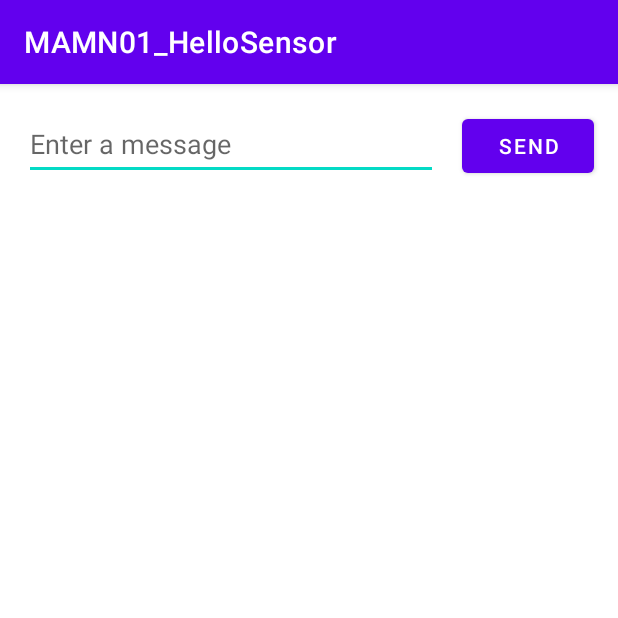
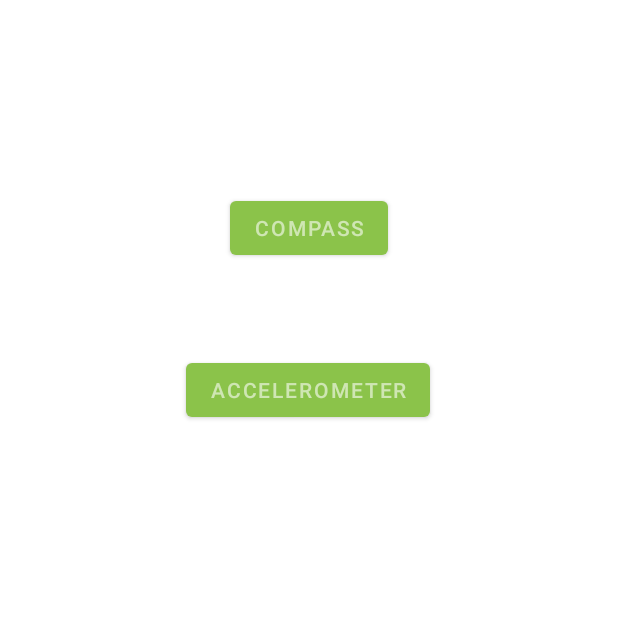
Before and after one commit to UsperX/MAMN01_HelloSensor, an Android app: the screen it shows after launch (MainActivity), on a phone screen of 412 x 824 dp, the top half of it. Run offline under Robolectric (Android 15) with nearby library versions, the phone set to English and light mode, and no system bars.

Commit message:
Add second button & change colors

```diff
--- a/app/src/main/res/layout/activity_main.xml
+++ b/app/src/main/res/layout/activity_main.xml
@@ -6,31 +6,26 @@
     android:layout_height="match_parent"
     tools:context=".MainActivity">
 
-    <EditText
-        android:id="@+id/editTextTextPersonName"
-        android:layout_width="0dp"
+    <Button
+        android:id="@+id/button"
+        android:layout_width="wrap_content"
         android:layout_height="wrap_content"
-        android:layout_marginStart="16dp"
-        android:layout_marginTop="16dp"
-        android:ems="10"
-        android:hint="@string/edit_message"
-        android:inputType="textPersonName"
-        android:minHeight="48dp"
-        app:layout_constraintEnd_toStartOf="@+id/button"
-        app:layout_constraintHorizontal_bias="0.5"
+        android:layout_marginTop="128dp"
+        android:onClick="startCompass"
+        android:text="@string/button_compass"
+        app:layout_constraintEnd_toEndOf="parent"
         app:layout_constraintStart_toStartOf="parent"
         app:layout_constraintTop_toTopOf="parent" />
 
     <Button
-        android:id="@+id/button"
+        android:id="@+id/button2"
         android:layout_width="wrap_content"
         android:layout_height="wrap_content"
-        android:layout_marginStart="16dp"
-        android:layout_marginEnd="16dp"
-        android:onClick="sendMessage"
-        android:text="@string/button_send"
-        app:layout_constraintBaseline_toBaselineOf="@+id/editTextTextPersonName"
+        android:layout_marginTop="60dp"
+        android:onClick="startAccelerometer"
+        android:text="@string/button_accelerometer"
         app:layout_constraintEnd_toEndOf="parent"
-        app:layout_constraintHorizontal_bias="0.5"
-        app:layout_constraintStart_toEndOf="@+id/editTextTextPersonName" />
+        app:layout_constraintHorizontal_bias="0.498"
+        app:layout_constraintStart_toStartOf="parent"
+        app:layout_constraintTop_toBottomOf="@+id/button" />
 </androidx.constraintlayout.widget.ConstraintLayout>
--- a/app/src/main/res/values/colors.xml
+++ b/app/src/main/res/values/colors.xml
@@ -7,4 +7,6 @@
     <color name="teal_700">#FF018786</color>
     <color name="black">#FF000000</color>
     <color name="white">#FFFFFFFF</color>
+
+    <!-- TODO Lägg till färger -->
 </resources>
--- a/app/src/main/res/values/strings.xml
+++ b/app/src/main/res/values/strings.xml
@@ -1,5 +1,6 @@
 <resources>
     <string name="app_name">MAMN01_HelloSensor</string>
     <string name="edit_message">Enter a message</string>
-    <string name="button_send">Send</string>
+    <string name="button_compass">Compass</string>
+    <string name="button_accelerometer">Accelerometer</string>
 </resources>
--- a/app/src/main/res/values/themes.xml
+++ b/app/src/main/res/values/themes.xml
@@ -1,16 +1,18 @@
 <resources xmlns:tools="http://schemas.android.com/tools">
     <!-- Base application theme. -->
-    <style name="Theme.MAMN01_HelloSensor" parent="Theme.MaterialComponents.DayNight.DarkActionBar">
+    <style name="Theme.MAMN01_HelloSensor" parent="Theme.MaterialComponents.DayNight.NoActionBar">
         <!-- Primary brand color. -->
-        <item name="colorPrimary">@color/purple_500</item>
-        <item name="colorPrimaryVariant">@color/purple_700</item>
-        <item name="colorOnPrimary">@color/white</item>
+        <item name="colorPrimary">#8BC34A</item>
+        <item name="colorPrimaryVariant">#8BC34A</item>
+        <item name="colorOnPrimary">#95FFFFFF</item>
         <!-- Secondary brand color. -->
-        <item name="colorSecondary">@color/teal_200</item>
-        <item name="colorSecondaryVariant">@color/teal_700</item>
+        <item name="colorSecondary">#8BC34A</item>
+        <item name="colorSecondaryVariant">#8BC34A</item>
         <item name="colorOnSecondary">@color/black</item>
         <!-- Status bar color. -->
         <item name="android:statusBarColor" tools:targetApi="l">?attr/colorPrimaryVariant</item>
         <!-- Customize your theme here. -->
     </style>
 </resources>
+
+<!--TODO Fixa färger! -->
```
Also changed, not shown: app/src/main/AndroidManifest.xml (+13 -6 lines), app/src/main/java/com/example/mamn01_hellosensor/AccelerometerActivity.java (added, +14 -0 lines), app/src/main/java/com/example/mamn01_hellosensor/CompassActivity.java (renamed from app/src/main/java/com/example/mamn01_hellosensor/DisplayMessageActivity.java, +6 -6 lines), app/src/main/java/com/example/mamn01_hellosensor/MainActivity.java (+8 -4 lines), app/src/main/res/layout/activity_accelerometer.xml (added, +20 -0 lines), app/src/main/res/layout/activity_compass.xml (renamed from app/src/main/res/layout/activity_display_message.xml, +3 -5 lines).
